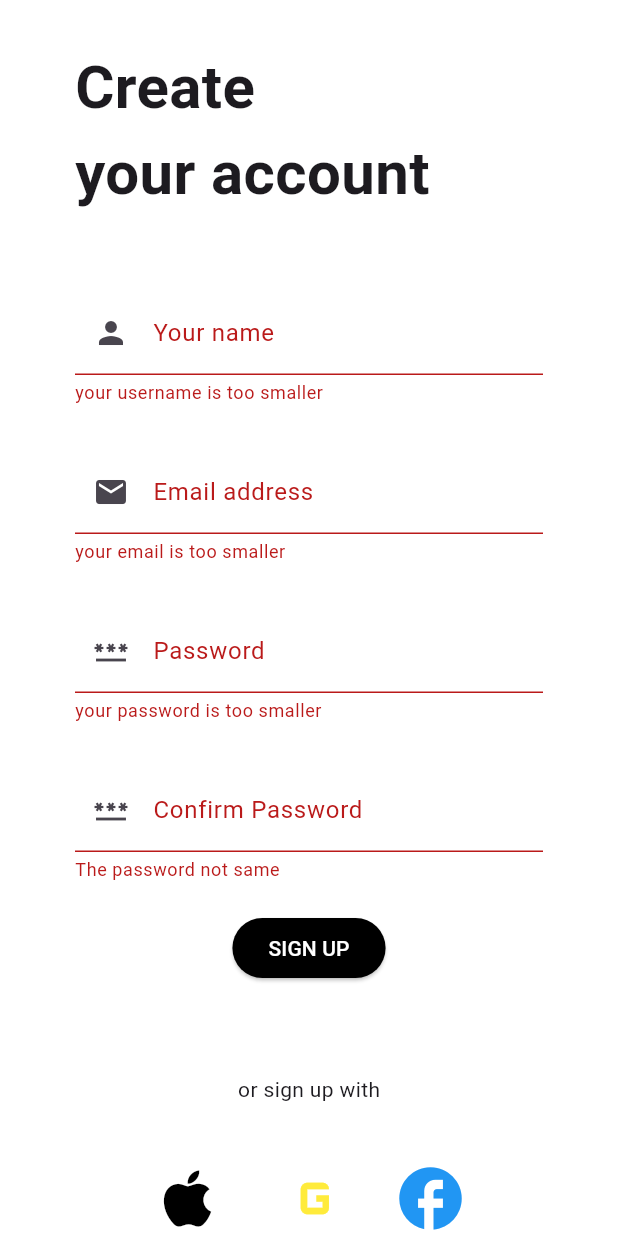
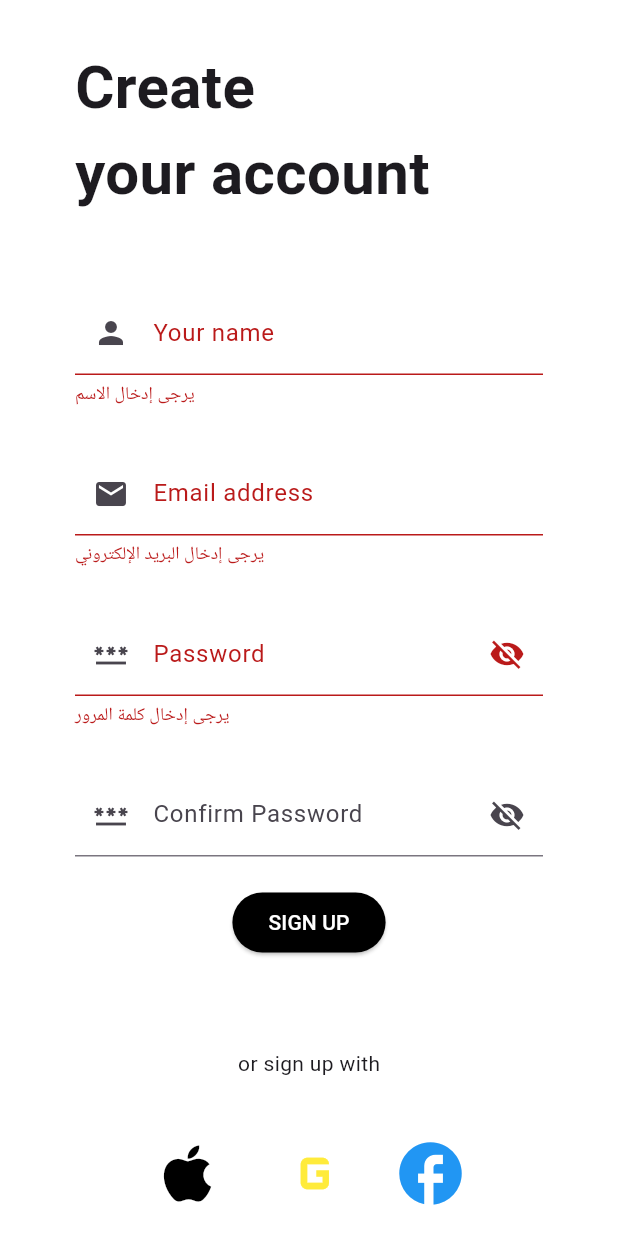
Before and after one commit to mohamednahed/gem-store, a Flutter app: the Signup screen opened directly, after a tap on "SIGN UP", on a phone screen of 412 x 824 dp. Run offline on Flutter 3.47's test engine with Material 3 defaults, Android fonts, the phone set to English and light mode, and no system bars.

Commit message:
Build reusable text form field widget

```diff
--- a/lib/ReusbleWidget.dart
+++ b/lib/ReusbleWidget.dart
@@ -1,19 +1,20 @@
 import 'package:flutter/material.dart';
 
 class CustomTextFormField extends StatelessWidget {
-  final TextEditingController controller;
+  final TextEditingController? controller;
   final String hintText;
   final String labelText;
-  final IconData? prefixIcon;
+  final Widget? prefixIcon;
   final Widget? suffixIcon;
   final bool obscureText;
   final TextInputType keyboardType;
   final String? Function(String?)? validator;
+  final void Function(String?)? onSaved;
   final bool isEnabled;
 
   const CustomTextFormField({
     super.key,
-    required this.controller ,
+    this.controller,
     required this.hintText,
     required this.labelText,
     this.prefixIcon,
@@ -21,9 +22,9 @@ class CustomTextFormField extends StatelessWidget {
     this.obscureText = false,
     this.keyboardType = TextInputType.text,
     this.validator,
+    this.onSaved,
     this.isEnabled = true,
   });
-
 
   @override
   Widget build(BuildContext context) {
@@ -33,14 +34,12 @@ class CustomTextFormField extends StatelessWidget {
       keyboardType: keyboardType,
       enabled: isEnabled,
       validator: validator,
-      style: const TextStyle(fontSize: 16),
+      onSaved: onSaved,
       decoration: InputDecoration(
         hintText: hintText,
         labelText: labelText,
-        prefixIcon: prefixIcon != null ? Icon(prefixIcon) : null,
+        prefixIcon: prefixIcon,
         suffixIcon: suffixIcon,
-
-        contentPadding: const EdgeInsets.symmetric(horizontal: 16, vertical: 16),
       ),
     );
   }
--- a/lib/main.dart
+++ b/lib/main.dart
@@ -1,6 +1,7 @@
 import 'package:flutter/material.dart';
 import 'package:gem_store/screens/auth/CreateNewPassword.dart';
 import 'package:gem_store/screens/auth/LogInScreen.dart';
+import 'package:gem_store/screens/auth/SignUpScreen.dart';
 import 'package:gem_store/screens/onboarding/DetailsScreen.dart';
 import 'package:gem_store/screens/mainBottomNavbarScreens/BottmNavBar.dart';
 import 'package:gem_store/screens/welcome/OnboardingScreen.dart';
@@ -18,7 +19,7 @@ class MyApp extends StatelessWidget {
     return MaterialApp(
       title: 'Gem Store',
       theme: ThemeData(colorScheme: .fromSeed(seedColor: Colors.deepPurple)),
-      home: const WelcomeScreen(),
+      home: const Signup(),
     );
   }
 }
--- a/lib/screens/auth/SignUpScreen.dart
+++ b/lib/screens/auth/SignUpScreen.dart
@@ -1,18 +1,39 @@
 import 'package:flutter/material.dart';
 import 'package:gem_store/screens/auth/LogInScreen.dart';
+import 'package:gem_store/ReusbleWidget.dart';
 
-class Signup extends StatelessWidget {
+
+class Signup extends StatefulWidget {
   const Signup({super.key});
 
   @override
+  State<Signup> createState() => _SignupState();
+}
+
+class _SignupState extends State<Signup> {
+  final GlobalKey<FormState> _formKey = GlobalKey<FormState>();
+
+  final TextEditingController _usernameController = TextEditingController();
+  final TextEditingController _emailController = TextEditingController();
+  final TextEditingController _passwordController = TextEditingController();
+  final TextEditingController _confirmPasswordController = TextEditingController();
+
+  bool _obscurePassword = true;
+  bool _obscureConfirmPassword = true;
+
+  @override
+  void dispose() {
+    _usernameController.dispose();
+    _emailController.dispose();
+    _passwordController.dispose();
+    _confirmPasswordController.dispose();
+    super.dispose();
+  }
+
+  @override
   Widget build(BuildContext context) {
-    GlobalKey<FormState> formKey = GlobalKey();
-    String? username;
-    String? email;
-    String? password;
     return Scaffold(
       backgroundColor: Colors.white,
-
       body: SafeArea(
         child: SingleChildScrollView(
           child: Container(
@@ -20,93 +41,117 @@ class Signup extends StatelessWidget {
             child: Column(
               crossAxisAlignment: CrossAxisAlignment.start,
               children: [
-                Text(
+                const Text(
                   'Create \nyour account',
                   style: TextStyle(fontSize: 40, fontWeight: FontWeight.bold),
                 ),
-                SizedBox(height: 50),
+                const SizedBox(height: 50),
                 Form(
-                  key: formKey,
+                  key: _formKey,
                   child: Column(
                     children: [
-                      TextFormField(
+                      CustomTextFormField(
+                        controller: _usernameController,
+                        hintText: "Enter your name",
+                        labelText: "Your name",
+                        prefixIcon: const Icon(Icons.person),
+                        keyboardType: TextInputType.name,
                         validator: (value) {
-                          if (value!.length < 15) {
-                            return "your username is too smaller";
+                          if (value == null || value.isEmpty) {
+                            return "يرجى إدخال الاسم";
                           }
+                          if (value.length < 3) {
+                            return "الاسم قصير جداً";
+                          }
+                          return null;
                         },
-                        onSaved: (newValue) => username = newValue,
+                      ),
+                      const SizedBox(height: 30),
 
-                        keyboardType: TextInputType.name,
-                        decoration: InputDecoration(
-                          labelText: "Your name",
-                          hintText: "Enter your name",
-                          prefixIcon: Icon(Icons.person),
+                      CustomTextFormField(
+                        controller: _emailController,
+                        hintText: "Email address",
+                        labelText: "Email address",
+                        prefixIcon: const Icon(Icons.email),
+                        keyboardType: TextInputType.emailAddress,
+                        validator: (value) {
+                          if (value == null || value.isEmpty) {
+                            return "يرجى إدخال البريد الإلكتروني";
+                          }
+                          if (value.length < 15) {
+                            return "البريد الإلكتروني قصير جداً";
+                          }
+                          return null;
+                        },
                       ),
+                      const SizedBox(height: 30),
+
+                      CustomTextFormField(
+                        controller: _passwordController,
+                        hintText: "Password",
+                        labelText: "Password",
+                        prefixIcon: const Icon(Icons.password),
+                        obscureText: _obscurePassword,
+                        keyboardType: TextInputType.text,
+                        suffixIcon: IconButton(
+                          icon: Icon(
+                            _obscurePassword ? Icons.visibility_off : Icons.visibility,
                           ),
-                      SizedBox(height: 30),
-                      TextFormField(
+                          onPressed: () {
+                            setState(() {
+                              _obscurePassword = !_obscurePassword;
+                            });
+                          },
+                        ),
                         validator: (value) {
-                          if (value!.length < 15) {
-                            return "your email is too smaller";
+                          if (value == null || value.isEmpty) {
+                            return "يرجى إدخال كلمة المرور";
                           }
+                          if (value.length < 8) {
+                            return "كلمة المرور قصيرة جداً (8 أحرف كحد أدنى)";
+                          }
+                          return null;
                         },
-                        onSaved: (newValue) => email = newValue,
+                      ),
+                      const SizedBox(height: 30),
 
-                        keyboardType: TextInputType.emailAddress,
-                        decoration: InputDecoration(
-                          labelText: "Email address",
-                          hintText: "Email address",
-                          prefixIcon: Icon(Icons.email),
+                      CustomTextFormField(
+                        controller: _confirmPasswordController,
+                        hintText: "Confirm Password",
+                        labelText: "Confirm Password",
+                        prefixIcon: const Icon(Icons.password),
+                        obscureText: _obscureConfirmPassword,
+                        keyboardType: TextInputType.visiblePassword,
+                        suffixIcon: IconButton(
+                          icon: Icon(
+                            _obscureConfirmPassword ? Icons.visibility_off : Icons.visibility,
                           ),
+                          onPressed: () {
+                            setState(() {
+                              _obscureConfirmPassword = !_obscureConfirmPassword;
+                            });
+                          },
                         ),
-                      SizedBox(height: 30),
-                      TextFormField(
                         validator: (value) {
-                          if (value!.length < 8) {
-                            return "your password is too smaller";
+                          if (value != _passwordController.text) {
+                            return "كلمتا المرور غير متطابقتين";
                           }
+                          return null;
                         },
-                        onSaved: (newValue) => password = newValue,
-
-                        keyboardType: TextInputType.text,
-                        obscureText: true,
-                        decoration: InputDecoration(
-                          labelText: "Password",
-                          hintText: "Password",
-                          prefixIcon: Icon(Icons.password),
                       ),
-                      ),
-                      SizedBox(height: 30),
-                      TextFormField(
-                        validator: (value) {
-                          if (value != password) {
-                            return "The password not same";
-                          }
-                          return "same";
-                        },
-
-                        keyboardType: TextInputType.visiblePassword,
-                        obscureText: true,
-                        decoration: InputDecoration(
-                          labelText: "Confirm Password",
-                          hintText: "Confirm Password",
-                          prefixIcon: Icon(Icons.password),
-                        ),
-                      ),
-
                       const SizedBox(height: 20),
 
                       ElevatedButton(
                         onPressed: () {
-                          if(formKey.currentState!.validate()){
-                              formKey.currentState!.save();
+                          if (_formKey.currentState!.validate()) {
+                            _formKey.currentState!.save();
+
                           }
                         },
                         style: ElevatedButton.styleFrom(
                           backgroundColor: Colors.black,
                         ),
-                        child: Text(
+                        child: const Text(
                           "SIGN UP",
                           style: TextStyle(color: Colors.white),
                         ),
@@ -114,53 +159,45 @@ class Signup extends StatelessWidget {
                     ],
                   ),
                 ),
-
                 const SizedBox(height: 30),
                 Align(
-                  alignment: AlignmentGeometry.center,
+                  alignment: Alignment.center,
                   child: Column(
                     children: [
-                      SizedBox(height: 30),
-                      Text('or sign up with'),
-                      SizedBox(height: 30),
+                      const SizedBox(height: 30),
+                      const Text('or sign up with'),
+                      const SizedBox(height: 30),
                       Row(
                         mainAxisAlignment: MainAxisAlignment.center,
                         children: [
                           _buildSocialIcon(Icons.apple, Colors.black, () {}),
-
-                          SizedBox(width: 20),
-
+                          const SizedBox(width: 20),
                           _buildSocialIcon(
                             Icons.g_mobiledata_outlined,
                             Colors.yellow,
                             () {},
                           ),
-
-                          SizedBox(width: 10),
-
+                          const SizedBox(width: 10),
                           _buildSocialIcon(Icons.facebook, Colors.blue, () {}),
                         ],
                       ),
-                      SizedBox(height: 20),
+                      const SizedBox(height: 20),
                       Row(
                         mainAxisAlignment: MainAxisAlignment.center,
                         children: [
-                          Center(child: Text("Already have account ? ")),
+                          const Center(child: Text("Already have account ? ")),
                           TextButton(
                             onPressed: () {
                               Navigator.push(
                                 context,
                                 MaterialPageRoute(
-                      builder: (context) =>
-                          const Login(),
+                                  builder: (context) => const Login(),
                                 ),
                               );
                             },
-                            child: Text(
+                            child: const Text(
                               "log in",
-                              style: TextStyle(
-                                color: const Color.fromARGB(255, 0, 0, 0),
-                              ),
+                              style: TextStyle(color: Colors.black),
                             ),
                           ),
                         ],
```
Also changed, not shown: lib/screens/auth/CreateNewPassword.dart (+3 -4 lines), lib/screens/auth/LogInScreen.dart (+81 -57 lines). Lines whose indentation alone changed are shown as unchanged.
